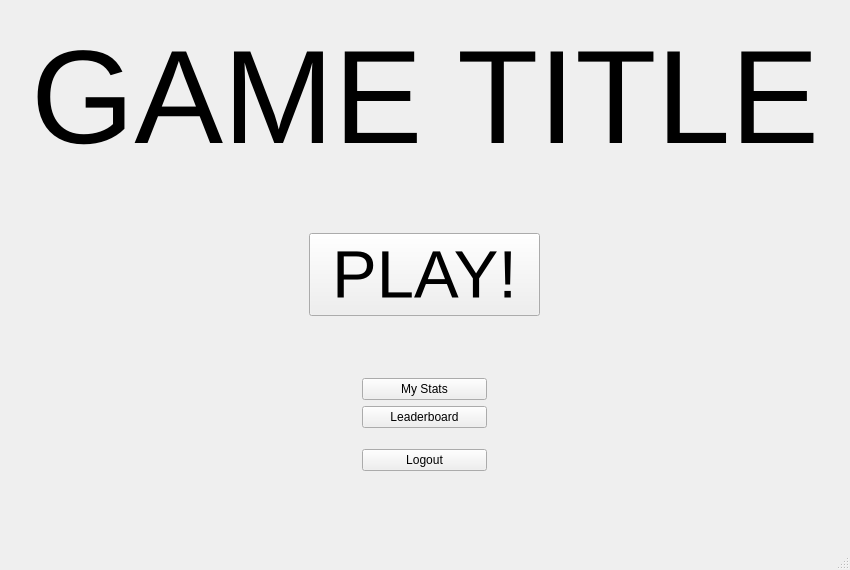
Above: mainwindow.ui from nphelpsiv/Education-App before the change. Below: the same form after it.
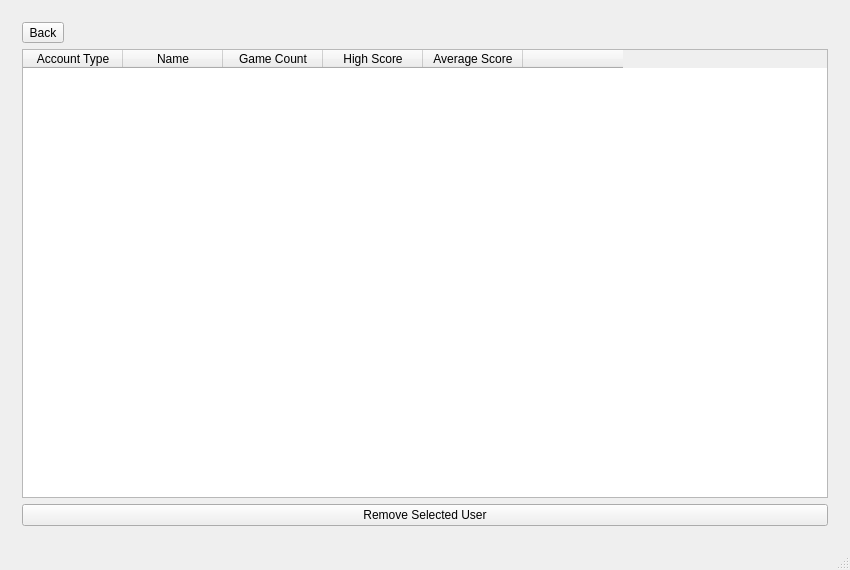
That is the form after the change. Icons and pictures are not drawn.

Commit message: Added Teacher Page

Diff of the .ui file:
```diff
--- a/mainwindow.ui
+++ b/mainwindow.ui
@@ -1260,7 +1260,7 @@
        <string/>
       </property>
       <property name="currentIndex">
-       <number>2</number>
+       <number>4</number>
       </property>
       <widget class="QWidget" name="loginPage">
        <layout class="QVBoxLayout" name="verticalLayout_7">
@@ -1729,6 +1729,81 @@
         </item>
        </layout>
       </widget>
+      <widget class="QWidget" name="teacherPage">
+       <layout class="QVBoxLayout" name="verticalLayout_12">
+        <item>
+         <layout class="QGridLayout" name="gridLayout_4">
+          <item row="0" column="0">
+           <widget class="QToolButton" name="teachers_backToolButton">
+            <property name="text">
+             <string>Back</string>
+            </property>
+           </widget>
+          </item>
+          <item row="0" column="1">
+           <spacer name="horizontalSpacer_17">
+            <property name="orientation">
+             <enum>Qt::Horizontal</enum>
+            </property>
+            <property name="sizeHint" stdset="0">
+             <size>
+              <width>40</width>
+              <height>20</height>
+             </size>
+            </property>
+           </spacer>
+          </item>
+         </layout>
+        </item>
+        <item>
+         <widget class="QTableWidget" name="statsTableWidget_2">
+          <property name="sizeIncrement">
+           <size>
+            <width>0</width>
+            <height>0</height>
+           </size>
+          </property>
+          <column>
+           <property name="text">
+            <string>Account Type</string>
+           </property>
+          </column>
+          <column>
+           <property name="text">
+            <string>Name</string>
+           </property>
+          </column>
+          <column>
+           <property name="text">
+            <string>Game Count</string>
+           </property>
+          </column>
+          <column>
+           <property name="text">
+            <string>High Score</string>
+           </property>
+          </column>
+          <column>
+           <property name="text">
+            <string>Average Score</string>
+           </property>
+          </column>
+          <column>
+           <property name="text">
+            <string/>
+           </property>
+          </column>
+         </widget>
+        </item>
+        <item>
+         <widget class="QPushButton" name="pushButton">
+          <property name="text">
+           <string>Remove Selected User</string>
+          </property>
+         </widget>
+        </item>
+       </layout>
+      </widget>
       <widget class="QWidget" name="leaderboardPage">
        <layout class="QVBoxLayout" name="verticalLayout_8">
         <item>
```
Left out of the diff: 29 changed lines with no effect on the pictures. The commit also changes 46 other files.
